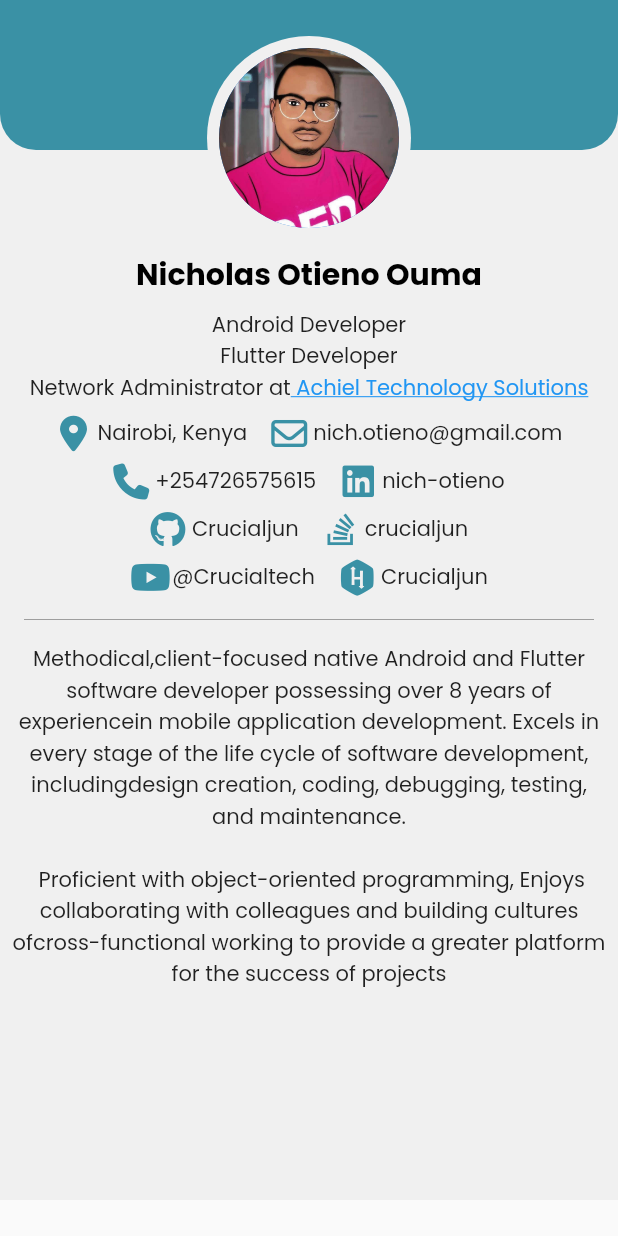
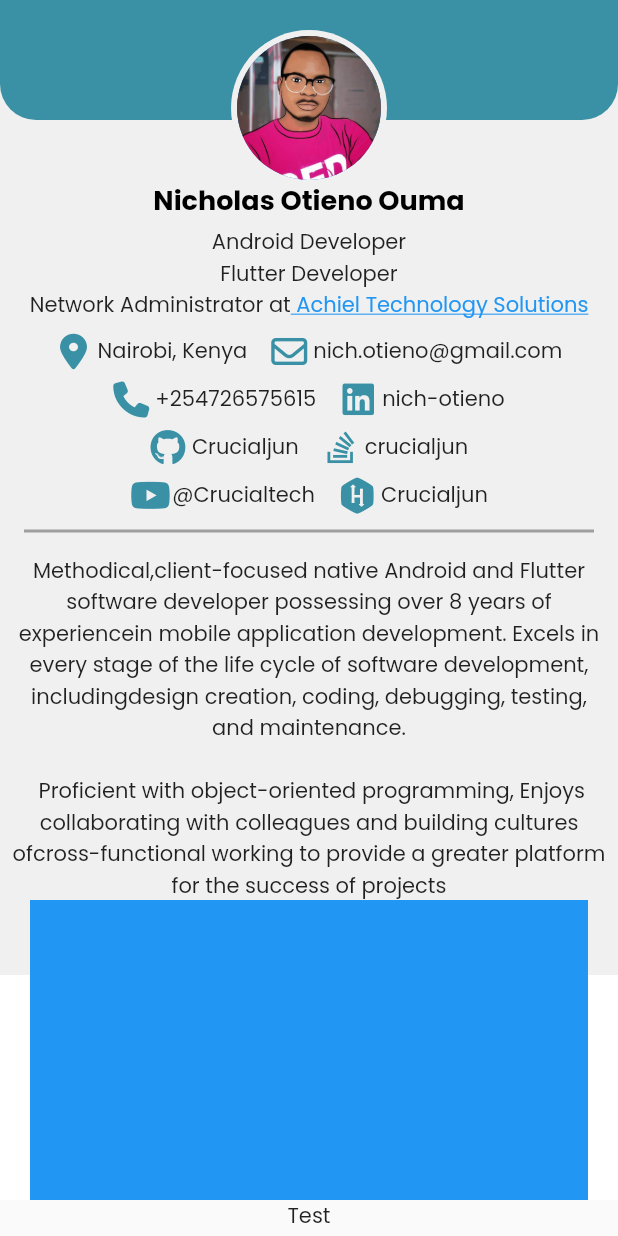
Before and after one commit to Crucialjun/flutter_cv, a Flutter app: the screen it shows after launch, on a phone screen of 412 x 824 dp. Run offline on Flutter 3.47's test engine with Material 2 defaults, Android fonts, the phone set to English and light mode, and no system bars; our stand-ins replace font_awesome_flutter, google_fonts.

Commit message:
container

```diff
--- a/lib/main_dashboard.dart
+++ b/lib/main_dashboard.dart
@@ -20,15 +20,17 @@ class MainDashboard extends StatelessWidget {
         backgroundColor: main_color,
       ),
       body: SingleChildScrollView(
-        child: Column(children: [
+        child: Column(
+          children: [
             Stack(
               children: [
                 Container(
                   height: 800,
-                color: background_grey,
+                  color: Colors.white,
                 ),
+                Container(height: 650, color: background_grey),
                 Container(
-                height: 100,
+                  height: 80,
                   decoration: const BoxDecoration(
                       color: main_color,
                       borderRadius: BorderRadius.only(
@@ -38,19 +40,19 @@ class MainDashboard extends StatelessWidget {
                 const Positioned(
                   left: 0,
                   right: 0,
-                top: 24,
+                  top: 20,
                   child: CircleAvatar(
                     backgroundColor: background_grey,
-                  radius: 68,
+                    radius: 52,
                     child: CircleAvatar(
-                    radius: 60,
+                      radius: 48,
                       backgroundImage: AssetImage('assets/profile.jpeg'),
                     ),
                   ),
                 ),
                 Positioned(
                   right: 0,
-                  top: 168,
+                  top: 120,
                   left: 0,
                   child: Column(
                     children: [
@@ -59,11 +61,11 @@ class MainDashboard extends StatelessWidget {
                         textAlign: TextAlign.center,
                         style: TextStyle(
                             color: Colors.black,
-                            fontSize: 20,
+                            fontSize: 18,
                             fontWeight: FontWeight.bold),
                       ),
                       const SizedBox(
-                        height: 8,
+                        height: 4,
                       ),
                       const Text(
                         "Android Developer",
@@ -245,11 +247,12 @@ class MainDashboard extends StatelessWidget {
                         ],
                       ),
                       const SizedBox(
-                        height: 8,
+                        height: 4,
                       ),
                       const Padding(
                         padding: EdgeInsets.only(left: 16, right: 16),
                         child: Divider(
+                          thickness: 2,
                           color: Colors.grey,
                         ),
                       ),
@@ -261,12 +264,26 @@ class MainDashboard extends StatelessWidget {
                             textAlign: TextAlign.center,
                           ),
                         ),
-                      )
+                      ),
                     ],
-                  ))
+                  ),
+                ),
+                Positioned(
+                    top: 600,
+                    left: 0,
+                    right: 0,
+                    child: Container(
+                      margin: const EdgeInsets.only(left: 20, right: 20),
+                      width: MediaQuery.of(context).size.width,
+                      height: 400,
+                      color: Colors.blue,
+                      child: const SizedBox(width: 200, height: 200),
+                    )),
               ],
-          )
-        ]),
+            ),
+            const Text("Test")
+          ],
+        ),
       ),
     );
   }
```
Lines whose indentation alone changed are shown as unchanged.
